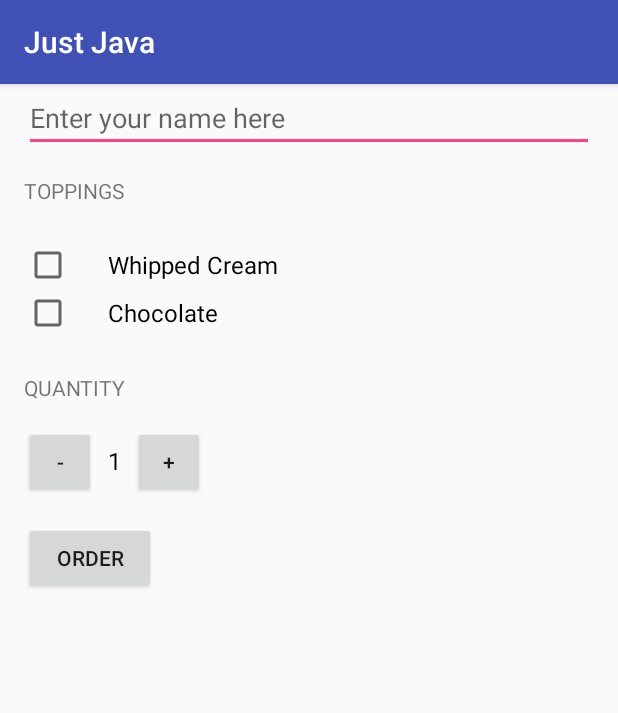
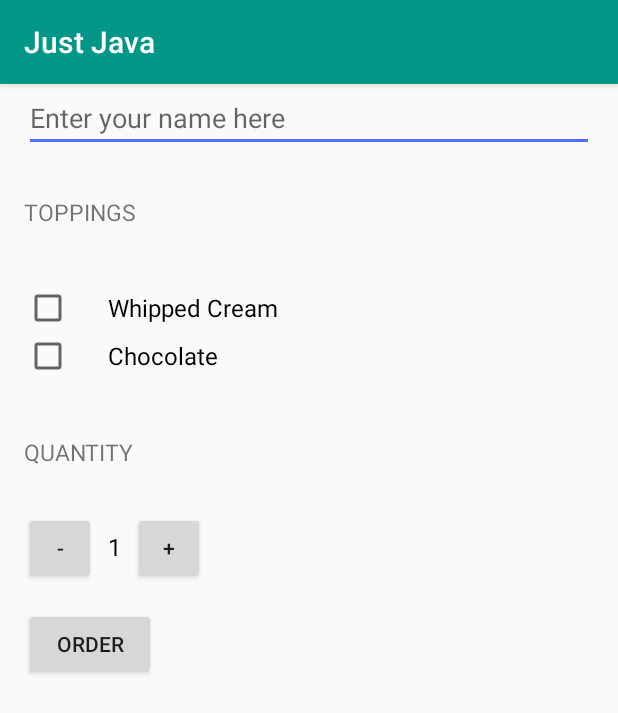
Before and after one commit to JPLLopes/JustJavaApp, an Android app: the screen it shows after launch (MainActivity), on a phone screen of 412 x 824 dp. Shown: the top 713 px of the screen. Run offline under Robolectric (Android 15) with nearby library versions, the phone set to English and light mode, and no system bars.

Commit message:
Created a style to be used on all the headers, and modified the colors of the theme of the app.

```diff
--- a/app/src/main/AndroidManifest.xml
+++ b/app/src/main/AndroidManifest.xml
@@ -9,7 +9,8 @@
         android:roundIcon="@mipmap/ic_launcher_round"
         android:supportsRtl="true"
         android:theme="@style/AppTheme">
-        <activity android:name=".MainActivity">
+        <activity android:name=".MainActivity"
+            android:label="Just Java">
             <intent-filter>
                 <action android:name="android.intent.action.MAIN" />
 
--- a/app/src/main/res/layout/activity_main.xml
+++ b/app/src/main/res/layout/activity_main.xml
@@ -20,12 +20,10 @@
             android:inputType="textCapWords" />
 
         <TextView
-            android:layout_width="match_parent"
-            android:layout_height="wrap_content"
+            style="@style/HeaderTextStyle"
             android:layout_marginStart="16dp"
             android:layout_marginTop="16dp"
-            android:text="@string/toppings_header_text"
-            android:textAllCaps="true" />
+            android:text="@string/toppings_header_text" />
 
         <LinearLayout
             android:layout_width="match_parent"
@@ -54,13 +52,11 @@
         </LinearLayout>
 
         <TextView
-            android:layout_width="wrap_content"
-            android:layout_height="wrap_content"
+            style="@style/HeaderTextStyle"
             android:layout_marginBottom="16dp"
             android:layout_marginStart="16dp"
             android:layout_marginTop="16dp"
-            android:text="@string/quantity_text_view_header"
-            android:textAllCaps="true" />
+            android:text="@string/quantity_text_view_header" />
 
         <LinearLayout
             android:layout_width="match_parent"
--- a/app/src/main/res/values/styles.xml
+++ b/app/src/main/res/values/styles.xml
@@ -3,9 +3,17 @@
     <!-- Base application theme. -->
     <style name="AppTheme" parent="Theme.AppCompat.Light.DarkActionBar">
         <!-- Customize your theme here. -->
-        <item name="colorPrimary">@color/colorPrimary</item>
-        <item name="colorPrimaryDark">@color/colorPrimaryDark</item>
-        <item name="colorAccent">@color/colorAccent</item>
+        <item name="colorPrimary">#009688</item>
+        <item name="colorPrimaryDark">#00796B</item>
+        <item name="colorAccent">#536DFE</item>
     </style>
 
+    <!-- Style for the headers. -->
+    <style name="HeaderTextStyle">
+        <item name="android:layout_width">wrap_content</item>
+        <item name="android:layout_height">48dp</item>
+        <item name="android:gravity">center_vertical</item>
+        <item name="android:textAllCaps">true</item>
+        <item name="android:textSize">15sp</item>
+    </style>
 </resources>
```
